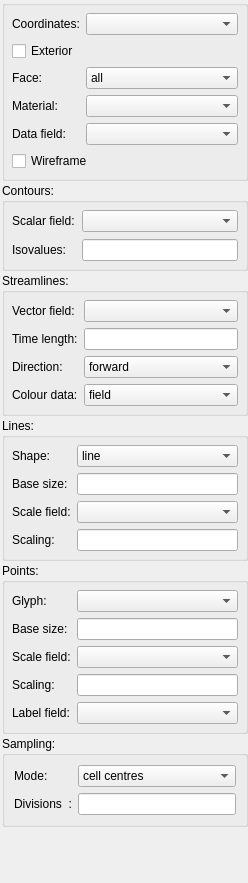
Qt form src/opencmiss/zincwidgets/graphicseditorwidget.ui (hsorby/cmlibs.widgets) before a commit.
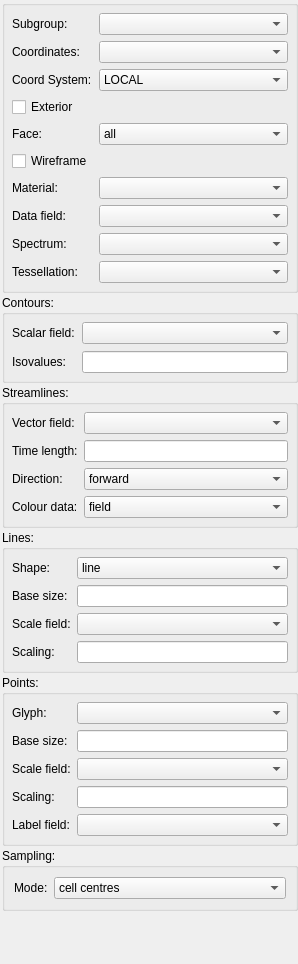
The same form after that commit. Custom widgets are drawn as their Qt base class.

Patch:
```diff
--- a/src/opencmiss/zincwidgets/graphicseditorwidget.ui
+++ b/src/opencmiss/zincwidgets/graphicseditorwidget.ui
@@ -9,16 +9,22 @@
    <rect>
     <x>0</x>
     <y>0</y>
-    <width>248</width>
-    <height>883</height>
+    <width>298</width>
+    <height>964</height>
    </rect>
   </property>
   <property name="sizePolicy">
-   <sizepolicy hsizetype="Preferred" vsizetype="Preferred">
+   <sizepolicy hsizetype="Expanding" vsizetype="Preferred">
     <horstretch>0</horstretch>
     <verstretch>0</verstretch>
    </sizepolicy>
   </property>
+  <property name="minimumSize">
+   <size>
+    <width>180</width>
+    <height>0</height>
+   </size>
+  </property>
   <property name="windowTitle">
    <string>Graphics Editor</string>
   </property>
@@ -43,18 +49,6 @@
    </property>
    <item>
     <widget class="QGroupBox" name="general_groupbox">
-     <property name="sizePolicy">
-      <sizepolicy hsizetype="Preferred" vsizetype="Preferred">
-       <horstretch>0</horstretch>
-       <verstretch>0</verstretch>
-      </sizepolicy>
-     </property>
-     <property name="minimumSize">
-      <size>
-       <width>0</width>
-       <height>0</height>
-      </size>
-     </property>
      <property name="maximumSize">
       <size>
        <width>16777215</width>
@@ -68,25 +62,105 @@
       <bool>false</bool>
      </property>
      <layout class="QFormLayout" name="formLayout_3">
-      <property name="leftMargin">
-       <number>7</number>
+      <property name="fieldGrowthPolicy">
+       <enum>QFormLayout::AllNonFixedFieldsGrow</enum>
       </property>
-      <property name="topMargin">
+      <property name="margin">
        <number>7</number>
       </property>
-      <property name="rightMargin">
-       <number>7</number>
-      </property>
-      <property name="bottomMargin">
-       <number>7</number>
-      </property>
+      <item row="3" column="0">
+       <widget class="QLabel" name="coordinate_field_label">
+        <property name="text">
+         <string>Coordinates:</string>
+        </property>
+       </widget>
+      </item>
       <item row="3" column="1">
+       <widget class="FieldChooserWidget" name="coordinate_field_chooser">
+        <property name="sizeAdjustPolicy">
+         <enum>QComboBox::AdjustToContents</enum>
+        </property>
+       </widget>
+      </item>
+      <item row="4" column="0">
+       <widget class="QLabel" name="scenecoordinatesystem_label">
+        <property name="text">
+         <string>Coord System:</string>
+        </property>
+       </widget>
+      </item>
+      <item row="4" column="1">
+       <widget class="QComboBox" name="scenecoordinatesystem_combobox">
+        <item>
+         <property name="text">
+          <string>LOCAL</string>
+         </property>
+        </item>
+        <item>
+         <property name="text">
+          <string>WORLD</string>
+         </property>
+        </item>
+        <item>
+         <property name="text">
+          <string>NORMALISED_WINDOW_FILL</string>
+         </property>
+        </item>
+        <item>
+         <property name="text">
+          <string>NORMALISED_WINDOW_FIT_CENTRE</string>
+         </property>
+        </item>
+        <item>
+         <property name="text">
+          <string>NORMALISED_WINDOW_FIT_LEFT</string>
+         </property>
+        </item>
+        <item>
+         <property name="text">
+          <string>NORMALISED_WINDOW_FIT_RIGHT</string>
+         </property>
+        </item>
+        <item>
+         <property name="text">
+          <string>NORMALISED_WINDOW_FIT_BOTTOM</string>
+         </property>
+        </item>
+        <item>
+         <property name="text">
+          <string>NORMALISED_WINDOW_FIT_TOP</string>
+         </property>
+        </item>
+        <item>
+         <property name="text">
+          <string>WINDOW_PIXEL_BOTTOM_LEFT</string>
+         </property>
+        </item>
+        <item>
+         <property name="text">
+          <string>WINDOW_PIXEL_TOP_LEFT</string>
+         </property>
+        </item>
+       </widget>
+      </item>
+      <item row="5" column="0">
+       <widget class="QCheckBox" name="exterior_checkbox">
+        <property name="text">
+         <string>Exterior</string>
+        </property>
+       </widget>
+      </item>
+      <item row="6" column="0">
+       <widget class="QLabel" name="face_label">
+        <property name="text">
+         <string>Face:</string>
+        </property>
+       </widget>
+      </item>
+      <item row="6" column="1">
        <widget class="QComboBox" name="face_combobox">
-        <property name="sizePolicy">
-         <sizepolicy hsizetype="Preferred" vsizetype="Preferred">
-          <horstretch>0</horstretch>
-          <verstretch>0</verstretch>
-         </sizepolicy>
+        <property name="sizeAdjustPolicy">
+         <enum>QComboBox::AdjustToContents</enum>
         </property>
         <item>
          <property name="text">
@@ -135,103 +209,79 @@
         </item>
        </widget>
       </item>
-      <item row="4" column="0">
+      <item row="8" column="0">
        <widget class="QLabel" name="material_label">
         <property name="text">
          <string>Material:</string>
         </property>
        </widget>
       </item>
-      <item row="4" column="1">
+      <item row="8" column="1">
        <widget class="MaterialChooserWidget" name="material_chooser">
-        <property name="sizePolicy">
-         <sizepolicy hsizetype="Preferred" vsizetype="Preferred">
-          <horstretch>0</horstretch>
-          <verstretch>0</verstretch>
-         </sizepolicy>
+        <property name="sizeAdjustPolicy">
+         <enum>QComboBox::AdjustToContents</enum>
         </property>
        </widget>
       </item>
-      <item row="7" column="0">
+      <item row="11" column="0">
        <widget class="QLabel" name="data_field_label">
         <property name="text">
          <string>Data field:</string>
         </property>
        </widget>
       </item>
-      <item row="7" column="1">
+      <item row="11" column="1">
        <widget class="FieldChooserWidget" name="data_field_chooser">
-        <property name="sizePolicy">
-         <sizepolicy hsizetype="Preferred" vsizetype="Preferred">
-          <horstretch>0</horstretch>
-          <verstretch>0</verstretch>
-         </sizepolicy>
-        </property>
         <property name="editable">
          <bool>false</bool>
         </property>
+        <property name="sizeAdjustPolicy">
+         <enum>QComboBox::AdjustToContents</enum>
+        </property>
        </widget>
       </item>
-      <item row="10" column="0" colspan="2">
+      <item row="12" column="0">
+       <widget class="QLabel" name="spectrum_label">
+        <property name="text">
+         <string>Spectrum:</string>
+        </property>
+       </widget>
+      </item>
+      <item row="12" column="1">
+       <widget class="SpectrumChooserWidget" name="spectrum_chooser"/>
+      </item>
+      <item row="7" column="0">
        <widget class="QCheckBox" name="wireframe_checkbox">
-        <property name="sizePolicy">
-         <sizepolicy hsizetype="Minimum" vsizetype="Preferred">
-          <horstretch>0</horstretch>
-          <verstretch>0</verstretch>
-         </sizepolicy>
-        </property>
         <property name="text">
          <string>Wireframe</string>
         </property>
        </widget>
       </item>
-      <item row="3" column="0">
-       <widget class="QLabel" name="face_label">
-        <property name="text">
-         <string>Face:</string>
-        </property>
-       </widget>
+      <item row="13" column="1">
+       <widget class="TessellationChooserWidget" name="tessellation_chooser"/>
       </item>
-      <item row="1" column="0">
-       <widget class="QLabel" name="coordinate_field_label">
+      <item row="13" column="0">
+       <widget class="QLabel" name="tessellation_label">
         <property name="text">
-         <string>Coordinates:</string>
+         <string>Tessellation:</string>
         </property>
        </widget>
       </item>
       <item row="2" column="0">
-       <widget class="QCheckBox" name="exterior_checkbox">
-        <property name="sizePolicy">
-         <sizepolicy hsizetype="Minimum" vsizetype="Preferred">
-          <horstretch>0</horstretch>
-          <verstretch>0</verstretch>
-         </sizepolicy>
-        </property>
+       <widget class="QLabel" name="subgroup_field_label">
         <property name="text">
-         <string>Exterior</string>
+         <string>Subgroup:</string>
         </property>
        </widget>
       </item>
-      <item row="1" column="1">
-       <widget class="FieldChooserWidget" name="coordinate_field_chooser"/>
+      <item row="2" column="1">
+       <widget class="FieldChooserWidget" name="subgroup_field_chooser"/>
       </item>
      </layout>
     </widget>
    </item>
    <item>
     <widget class="QGroupBox" name="contours_groupbox">
-     <property name="sizePolicy">
-      <sizepolicy hsizetype="Preferred" vsizetype="Preferred">
-       <horstretch>0</horstretch>
-       <verstretch>0</verstretch>
-      </sizepolicy>
-     </property>
-     <property name="minimumSize">
-      <size>
-       <width>0</width>
-       <height>0</height>
-      </size>
-     </property>
      <property name="maximumSize">
       <size>
        <width>16777215</width>
@@ -254,27 +304,11 @@
       <property name="verticalSpacing">
        <number>7</number>
       </property>
-      <property name="leftMargin">
-       <number>7</number>
-      </property>
-      <property name="topMargin">
-       <number>7</number>
-      </property>
-      <property name="rightMargin">
-       <number>7</number>
-      </property>
-      <property name="bottomMargin">
+      <property name="margin">
        <number>7</number>
       </property>
       <item row="1" column="1">
-       <widget class="QLineEdit" name="isovalues_lineedit">
-        <property name="sizePolicy">
-         <sizepolicy hsizetype="Expanding" vsizetype="Preferred">
-          <horstretch>0</horstretch>
-          <verstretch>0</verstretch>
-         </sizepolicy>
-        </property>
-       </widget>
+       <widget class="QLineEdit" name="isovalues_lineedit"/>
       </item>
       <item row="0" column="0">
        <widget class="QLabel" name="isoscalar_field_label">
@@ -284,7 +318,11 @@
        </widget>
       </item>
       <item row="0" column="1">
-       <widget class="FieldChooserWidget" name="isoscalar_field_chooser"/>
+       <widget class="FieldChooserWidget" name="isoscalar_field_chooser">
+        <property name="sizeAdjustPolicy">
+         <enum>QComboBox::AdjustToContents</enum>
+        </property>
+       </widget>
       </item>
       <item row="1" column="0">
        <widget class="QLabel" name="isovalues_label">
@@ -302,16 +340,10 @@
       <string>Streamlines:</string>
      </property>
      <layout class="QFormLayout" name="formLayout_5">
-      <property name="leftMargin">
-       <number>7</number>
+      <property name="fieldGrowthPolicy">
+       <enum>QFormLayout::AllNonFixedFieldsGrow</enum>
       </property>
-      <property name="topMargin">
-       <number>7</number>
-      </property>
-      <property name="rightMargin">
-       <number>7</number>
-      </property>
-      <property name="bottomMargin">
+      <property name="margin">
        <number>7</number>
       </property>
       <item row="0" column="0">
@@ -323,11 +355,8 @@
       </item>
       <item row="0" column="1">
        <widget class="FieldChooserWidget" name="stream_vector_field_chooser">
-        <property name="sizePolicy">
-         <sizepolicy hsizetype="Preferred" vsizetype="Preferred">
-          <horstretch>0</horstretch>
-          <verstretch>0</verstretch>
-         </sizepolicy>
+        <property name="sizeAdjustPolicy">
+         <enum>QComboBox::AdjustToContents</enum>
         </property>
        </widget>
       </item>
@@ -350,6 +379,9 @@
       </item>
       <item row="2" column="1">
        <widget class="QComboBox" name="streamlines_track_direction_combobox">
+        <property name="sizeAdjustPolicy">
+         <enum>QComboBox::AdjustToContents</enum>
+        </property>
         <item>
          <property name="text">
           <string>forward</string>
@@ -362,8 +394,18 @@
         </item>
        </widget>
       </item>
+      <item row="3" column="0">
+       <widget class="QLabel" name="streamlines_colour_data_type_label">
+        <property name="text">
+         <string>Colour data:</string>
+        </property>
+       </widget>
+      </item>
       <item row="3" column="1">
        <widget class="QComboBox" name="streamlines_colour_data_type_combobox">
+        <property name="sizeAdjustPolicy">
+         <enum>QComboBox::AdjustToContents</enum>
+        </property>
         <item>
          <property name="text">
           <string>field</string>
@@ -381,13 +423,6 @@
         </item>
        </widget>
       </item>
-      <item row="3" column="0">
-       <widget class="QLabel" name="streamlines_colour_data_type_label">
-        <property name="text">
-         <string>Colour data:</string>
-        </property>
-       </widget>
-      </item>
      </layout>
     </widget>
    </item>
@@ -400,16 +435,7 @@
       <property name="fieldGrowthPolicy">
        <enum>QFormLayout::AllNonFixedFieldsGrow</enum>
       </property>
-      <property name="leftMargin">
-       <number>7</number>
-      </property>
-      <property name="topMargin">
-       <number>7</number>
-      </property>
-      <property name="rightMargin">
-       <number>7</number>
-      </property>
-      <property name="bottomMargin">
+      <property name="margin">
        <number>7</number>
       </property>
       <item row="0" column="0">
@@ -421,6 +447,9 @@
       </item>
       <item row="0" column="1">
        <widget class="QComboBox" name="line_shape_combobox">
+        <property name="sizeAdjustPolicy">
+         <enum>QComboBox::AdjustToContents</enum>
+        </property>
         <item>
          <property name="text">
           <string>line</string>
@@ -451,14 +480,7 @@
        </widget>
       </item>
       <item row="1" column="1">
-       <widget class="QLineEdit" name="line_base_size_lineedit">
-        <property name="sizePolicy">
-         <sizepolicy hsizetype="Expanding" vsizetype="Preferred">
-          <horstretch>0</horstretch>
-          <verstretch>0</verstretch>
-         </sizepolicy>
-        </property>
-       </widget>
+       <widget class="QLineEdit" name="line_base_size_lineedit"/>
       </item>
       <item row="2" column="0">
        <widget class="QLabel" name="line_orientation_scale_field_label">
@@ -475,6 +497,9 @@
           <verstretch>0</verstretch>
          </sizepolicy>
         </property>
+        <property name="sizeAdjustPolicy">
+         <enum>QComboBox::AdjustToContents</enum>
+        </property>
        </widget>
       </item>
       <item row="3" column="0">
@@ -485,32 +510,13 @@
        </widget>
       </item>
       <item row="3" column="1">
-       <widget class="QLineEdit" name="line_scale_factors_lineedit">
-        <property name="sizePolicy">
-         <sizepolicy hsizetype="Expanding" vsizetype="Preferred">
-          <horstretch>0</horstretch>
-          <verstretch>0</verstretch>
-         </sizepolicy>
-        </property>
-       </widget>
+       <widget class="QLineEdit" name="line_scale_factors_lineedit"/>
       </item>
      </layout>
     </widget>
    </item>
    <item>
     <widget class="QGroupBox" name="points_groupbox">
-     <property name="sizePolicy">
-      <sizepolicy hsizetype="Preferred" vsizetype="Preferred">
-       <horstretch>0</horstretch>
-       <verstretch>0</verstretch>
-      </sizepolicy>
-     </property>
-     <property name="minimumSize">
-      <size>
-       <width>0</width>
-       <height>0</height>
-      </size>
-     </property>
      <property name="maximumSize">
       <size>
        <width>16777215</width>
@@ -524,16 +530,7 @@
       <property name="fieldGrowthPolicy">
        <enum>QFormLayout::AllNonFixedFieldsGrow</enum>
       </property>
-      <property name="leftMargin">
-       <number>7</number>
-      </property>
-      <property name="topMargin">
-       <number>7</number>
-      </property>
-      <property name="rightMargin">
-       <number>7</number>
-      </property>
-      <property name="bottomMargin">
+      <property name="margin">
        <number>7</number>
       </property>
       <item row="0" column="0">
@@ -545,11 +542,8 @@
       </item>
       <item row="0" column="1">
        <widget class="GlyphChooserWidget" name="glyph_chooser">
-        <property name="sizePolicy">
-         <sizepolicy hsizetype="Preferred" vsizetype="Preferred">
-          <horstretch>0</horstretch>
-          <verstretch>0</verstretch>
-         </sizepolicy>
+        <property name="sizeAdjustPolicy">
+         <enum>QComboBox::AdjustToContents</enum>
         </property>
        </widget>
       </item>
@@ -561,14 +555,7 @@
        </widget>
       </item>
       <item row="2" column="1">
-       <widget class="QLineEdit" name="point_base_size_lineedit">
-        <property name="sizePolicy">
-         <sizepolicy hsizetype="Expanding" vsizetype="Preferred">
-          <horstretch>0</horstretch>
-          <verstretch>0</verstretch>
-         </sizepolicy>
-        </property>
-       </widget>
+       <widget class="QLineEdit" name="point_base_size_lineedit"/>
       </item>
       <item row="3" column="0">
        <widget class="QLabel" name="point_orientation_scale_field_label">
@@ -579,11 +566,8 @@
       </item>
       <item row="3" column="1">
        <widget class="FieldChooserWidget" name="point_orientation_scale_field_chooser">
-        <property name="sizePolicy">
-         <sizepolicy hsizetype="Preferred" vsizetype="Preferred">
-          <horstretch>0</horstretch>
-          <verstretch>0</verstretch>
-         </sizepolicy>
+        <property name="sizeAdjustPolicy">
+         <enum>QComboBox::AdjustToContents</enum>
         </property>
        </widget>
       </item>
@@ -603,23 +587,13 @@
       </item>
       <item row="7" column="1">
        <widget class="FieldChooserWidget" name="label_field_chooser">
-        <property name="sizePolicy">
-         <sizepolicy hsizetype="Preferred" vsizetype="Preferred">
-          <horstretch>0</horstretch>
-          <verstretch>0</verstretch>
-         </sizepolicy>
+        <property name="sizeAdjustPolicy">
+         <enum>QComboBox::AdjustToContents</enum>
         </property>
        </widget>
       </item>
       <item row="6" column="1">
-       <widget class="QLineEdit" name="point_scale_factors_lineedit">
-        <property name="sizePolicy">
-         <sizepolicy hsizetype="Expanding" vsizetype="Preferred">
-          <horstretch>0</horstretch>
-          <verstretch>0</verstretch>
-         </sizepolicy>
-        </property>
-       </widget>
+       <widget class="QLineEdit" name="point_scale_factors_lineedit"/>
       </item>
      </layout>
     </widget>
@@ -630,18 +604,21 @@
       <string>Sampling:</string>
      </property>
      <layout class="QFormLayout" name="formLayout_6">
-      <item row="1" column="1">
-       <widget class="QLineEdit" name="sampling_divisions_lineedit"/>
-      </item>
-      <item row="1" column="0">
-       <widget class="QLabel" name="sampling_divisions_label">
+      <property name="fieldGrowthPolicy">
+       <enum>QFormLayout::AllNonFixedFieldsGrow</enum>
+      </property>
+      <item row="0" column="0">
+       <widget class="QLabel" name="sampling_mode_label">
         <property name="text">
-         <string>Divisions  :</string>
+         <string>Mode:</string>
         </property>
        </widget>
       </item>
       <item row="0" column="1">
        <widget class="QComboBox" name="sampling_mode_combobox">
+        <property name="sizeAdjustPolicy">
+         <enum>QComboBox::AdjustToContents</enum>
+        </property>
         <item>
          <property name="text">
           <string>cell centres</string>
@@ -654,13 +631,6 @@
         </item>
        </widget>
       </item>
-      <item row="0" column="0">
-       <widget class="QLabel" name="sampling_mode_label">
-        <property name="text">
-         <string>Mode:</string>
-        </property>
-       </widget>
-      </item>
      </layout>
     </widget>
    </item>
@@ -693,7 +663,17 @@
   <customwidget>
    <class>GlyphChooserWidget</class>
    <extends>QComboBox</extends>
-   <header>opencmiss/zincwidgets/glyphchooserwidget.h</header>
+   <header>opencmiss/neon/ui/zincwidgets/glyphchooserwidget.h</header>
+  </customwidget>
+  <customwidget>
+   <class>SpectrumChooserWidget</class>
+   <extends>QComboBox</extends>
+   <header>opencmiss/neon/ui/zincwidgets/spectrumchooserwidget.h</header>
+  </customwidget>
+  <customwidget>
+   <class>TessellationChooserWidget</class>
+   <extends>QComboBox</extends>
+   <header>opencmiss/neon/ui/zincwidgets/tessellationchooserwidget.h</header>
   </customwidget>
  </customwidgets>
  <resources/>
```
Left out of the diff: 86 changed lines with no effect on the pictures.
